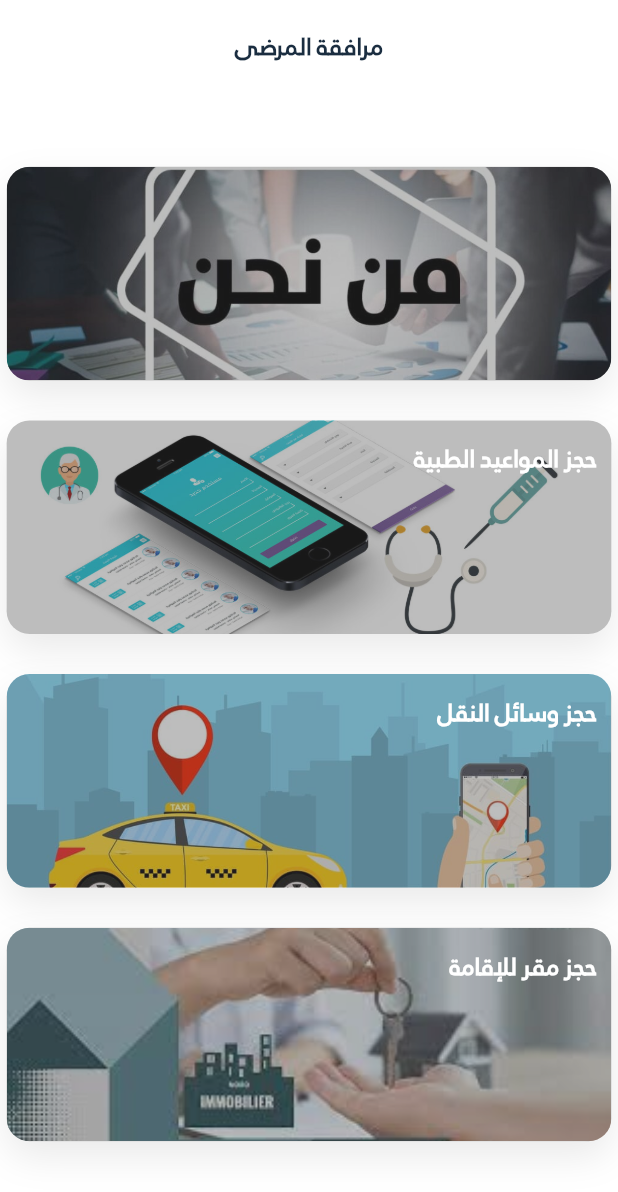
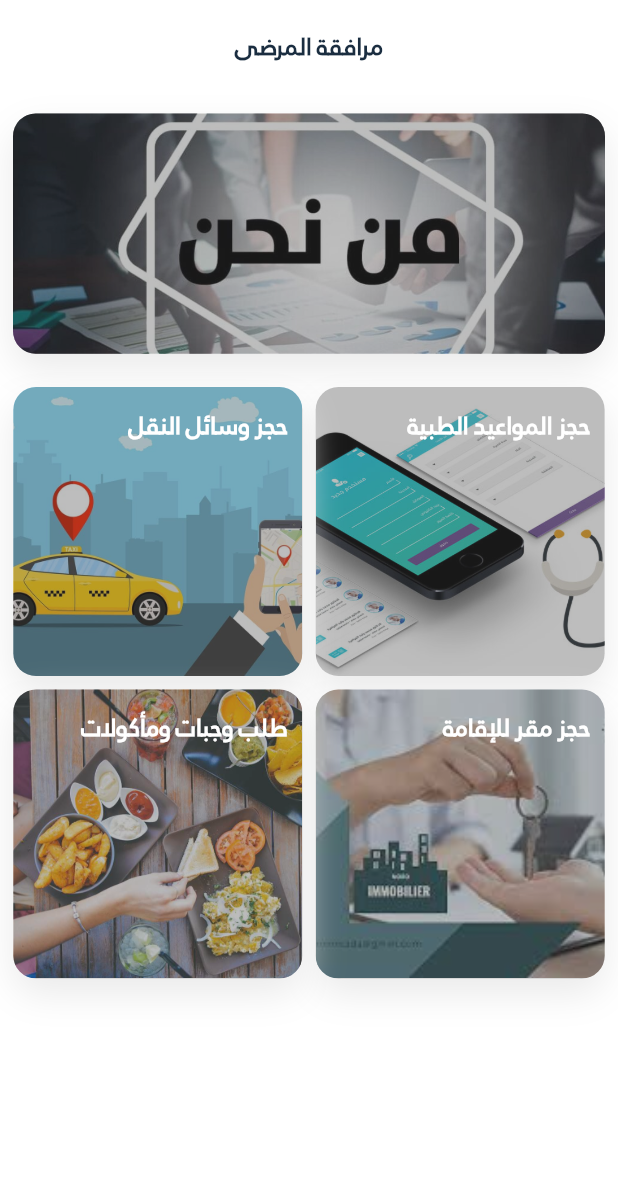
Before and after one commit to HOSKADEV/wed, a Flutter app: the screen it shows after launch, on a phone screen of 412 x 824 dp. Shown: the top 1192 px of the screen. Run offline on Flutter 3.47's test engine with Material 3 defaults, Android fonts, the phone set to English and light mode, and no system bars; our stand-ins replace flutter_screenutil, flutter_svg, get, loading_animation_widget, string_validator.

Commit message:
Your commit message

```diff
--- a/assets/translations/language_ar.json
+++ b/assets/translations/language_ar.json
@@ -5,11 +5,12 @@
 
   "home": "مرافقة المرضى",
 
-  "listTitle1": "",
+  "listTitle1": "نبذة عن المؤسسة",
   "listTitle2": "حجز المواعيد الطبية",
    "listTitle3": "حجز وسائل النقل",
-   "listTitle4": "حجز مقر للإقامة"
+   "listTitle4": "حجز مقر للإقامة",
 
+   "listTitle5": "طلب وجبات ومأكولات"
 
 
 
--- a/assets/translations/language_en.json
+++ b/assets/translations/language_en.json
@@ -9,7 +9,9 @@
   "listTitle2": "حجز المواعيد الطبية",
    "listTitle3": "حجز وسائل النقل",
    "listTitle4": "حجز مقر الاقامة"
+   ,
 
+   "listTitle5": "طلب وجبات ومأكولات"
 
 
 
--- a/lib/app/core/constants/images_assets_constants.dart
+++ b/lib/app/core/constants/images_assets_constants.dart
@@ -19,6 +19,7 @@ class ImagesAssetsConstants {
   static const String listImages2 = "assets/images/list2.jpg";
   static const String listImages3 = "assets/images/list3.jpg";
   static const String listImages4 = "assets/images/list4.jpg";
+  static const String listImages5 = "assets/images/list5.jpg";
   static const String list4_1 = "assets/images/list4_1.jpg";
   static const String list4_2 = "assets/images/list4_2.jpg";
 }
--- a/lib/app/core/constants/strings_assets_constants.dart
+++ b/lib/app/core/constants/strings_assets_constants.dart
@@ -28,4 +28,8 @@ class StringsAssetsConstants {
   static String get listTitle4 {
     return "listTitle4".tr;
   }
+
+  static String get listTitle5 {
+    return "listTitle5".tr;
+  }
 }
--- a/lib/app/modules/details/controllers/details_controller.dart
+++ b/lib/app/modules/details/controllers/details_controller.dart
@@ -6,32 +6,34 @@ import 'package:HANINI/app/core/constants/strings_assets_constants.dart';
 
 class DetailsController extends GetxController {
   RxList<String> textOfBottonWhatsApp = [
-    "",
     "اطلب الان واحجز موعد مع طبيبك",
     "لحجز وسلة نقل اطلب الان",
     "لحجز مقر للإقامة تواصل معنا ",
+    "تواصل معنا واطلب وجبتك الان ",
   ].obs;
 
 //============== رقم الصفحة ============================
   RxInt indexOfpage = 0.obs;
 //=== قائمة بها مجموعة القوائم الموجودة في التطبيق ===
   RxList<RxList<String>> createLists() {
-    return [listTitle1, listTitle2, listTitle3, listTitle4].obs;
+    return [listTitle2, listTitle3, listTitle4, listTitle5, listTitle1].obs;
   }
 
 //================ قائمة العناوين ====================
   RxList<String> listOfTitle = [
-    StringsAssetsConstants.listTitle1,
     StringsAssetsConstants.listTitle2,
     StringsAssetsConstants.listTitle3,
     StringsAssetsConstants.listTitle4,
+    StringsAssetsConstants.listTitle5,
+    StringsAssetsConstants.listTitle1,
   ].obs;
 //================ قائمة الصور ======================
   RxList<String> listOfImage = [
-    ImagesAssetsConstants.listImages1, //1
-    ImagesAssetsConstants.listImages2, //2
-    ImagesAssetsConstants.listImages3, //3
-    ImagesAssetsConstants.listImages4, //4
+    ImagesAssetsConstants.listImages2, //1
+    ImagesAssetsConstants.listImages3, //2
+    ImagesAssetsConstants.listImages4, //3
+    ImagesAssetsConstants.listImages5,
+    ImagesAssetsConstants.listImages1, //4
   ].obs;
 //==================  1  ====================
   RxList<String> listTitle1 = [
@@ -91,7 +93,10 @@ class DetailsController extends GetxController {
     "  مع خدمة هنيني\n"
         "أصبح حجز مكان الإقامة أكثر سهولة وراحة من أي وقت مضى. تواصل معنا عبر الواتساب، وسنقوم بالعثور على المكان المثالي الذي يناسب احتياجاتك وعدد الأفراد المرافقين لك. لا تتردد في الاتصال بنا للحصول على أفضل تجربة إقامة!\n"
   ].obs;
-
+  RxList<String> listTitle5 = [
+    "  مع خدمة هنيني\n"
+        "أصبح طلب المأكولات والوجبات أمرًا في غاية السهولة والراحة. ما عليك سوى التواصل معنا عبر الواتساب، وسنقوم بتقديم أفضل الخيارات التي تتناسب مع ذوقك ومتطلباتك . لا تتردد في الاتصال بنا للاستمتاع بأفضل تجربة طعام"
+  ].obs;
   RxBool isListVisible = false.obs;
 
   @override
--- a/lib/app/modules/home/views/home_view.dart
+++ b/lib/app/modules/home/views/home_view.dart
@@ -26,23 +26,47 @@ class HomeView extends GetView<HomeController> {
       backgroundColor: MainColors.backgroundColor(context),
       body: SafeArea(
         bottom: false,
-          child: SingleChildScrollView(
-            physics: const BouncingScrollPhysics(),
         child: SizedBox(
           width: double.infinity,
           height: 820.h,
+          child: SingleChildScrollView(
+            physics: NeverScrollableScrollPhysics(),
             child: Column(
               children: [
                 SizedBox(
-                    height: 50.h,
+                  height: 10.h,
                 ),
                 Container(
+                  child: Padding(
+                    padding: EdgeInsets.all(5.h),
+                    child: HomeCardComponent(
+                      widthComponent: 410.w,
+                      indexOfpage: 4.obs,
+                      heightComponent: 180.h,
+                      backgroundGradient: MainColors.primaryGradientColor,
+                      title: "",
+                      backgroundImage: ImagesAssetsConstants.listImages1,
+                      onTap: () => Get.toNamed(Routes.DETAILS),
+                    ),
+                  ),
+                ),
+                SizedBox(
+                  height: 10.h,
+                ),
+                Padding(
+                  padding: EdgeInsets.all(5.h),
+                  child: Container(
                     height: 770.h,
-                    child: ListView.separated(
-                      separatorBuilder: (context, index) => SizedBox(
-                        height: 20.h,
+                    child: GridView.builder(
+                      gridDelegate:
+                          const SliverGridDelegateWithFixedCrossAxisCount(
+                        crossAxisCount: 2,
                       ),
-                      itemCount: detailsController.listOfImage.length,
+                      // separatorBuilder: (context, index) => SizedBox(
+                      //   height: 20.h,
+                      // ),
+                      physics: NeverScrollableScrollPhysics(),
+                      itemCount: detailsController.listOfImage.length - 1,
                       itemBuilder: (context, index) {
                         if (index == detailsController.listOfImage.length - 1) {
                           return Container(
@@ -89,10 +113,12 @@ class HomeView extends GetView<HomeController> {
                       },
                     ),
                   ),
+                ),
               ],
             ),
           ),
         ),
-        ));
+      ),
+    );
   }
 }
--- a/lib/app/modules/sub_details/views/sub_details_view.dart
+++ b/lib/app/modules/sub_details/views/sub_details_view.dart
@@ -53,7 +53,7 @@ class SubDetailsView extends GetView<SubDetailsController> {
   }
 
   void launchAnotherApp() async {
-    var phoneNumber = "+213697484280";
+    var phoneNumber = "+213673625414";
     var url = 'https://wa.me/$phoneNumber';
     if (!await launchUrl(Uri.parse(url),
         mode: LaunchMode.externalApplication)) {
```
Also changed, not shown: lib/app/modules/details/views/details_view.dart (+38 -15 lines), assets/images/list5.jpg (added). Lines whose indentation alone changed are shown as unchanged.
